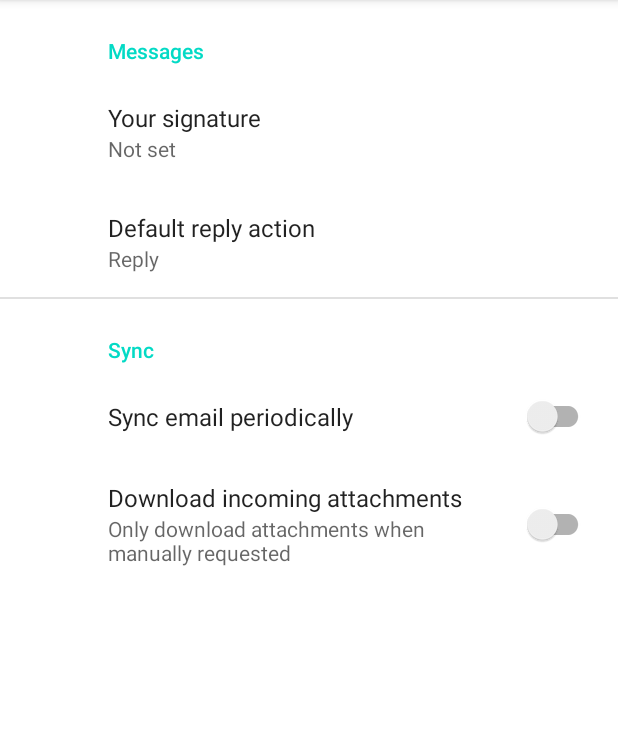
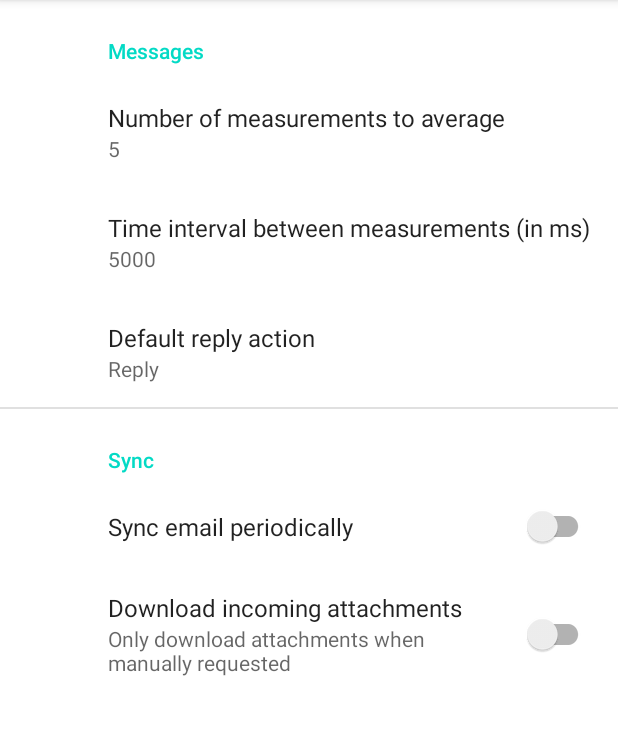
Before and after one commit to Gejsi/Pufferfish, an Android app: the SettingsActivity screen opened directly, with no data from a screen before it, on a phone screen of 412 x 824 dp, the part 84-819 px from its top. Run offline under Robolectric (Android 15) with nearby library versions, the phone set to English and light mode, and no system bars; our stand-ins replace androidx.preference.

```diff
--- a/app/build.gradle
+++ b/app/build.gradle
@@ -39,4 +39,6 @@ dependencies {
     implementation 'com.google.android.libraries.places:places:3.0.0'
     implementation 'com.android.volley:volley:1.2.1'
     implementation 'androidx.preference:preference:1.2.0'
+    implementation 'mil.nga.mgrs:mgrs-android:2.2.2'
+    implementation 'mil.nga:mgrs:2.1.2'
 }
--- a/app/src/main/AndroidManifest.xml
+++ b/app/src/main/AndroidManifest.xml
@@ -2,7 +2,10 @@
 <manifest xmlns:android="http://schemas.android.com/apk/res/android"
     xmlns:tools="http://schemas.android.com/tools">
 
+    <uses-permission android:name="android.permission.ACCESS_COARSE_LOCATION" />
     <uses-permission android:name="android.permission.ACCESS_FINE_LOCATION" />
+    <uses-permission android:name="android.permission.RECORD_AUDIO" />
+
 
     <application
         android:allowBackup="true"
--- a/app/src/main/java/io/gejsi/pufferfish/controllers/SettingsActivity.java
+++ b/app/src/main/java/io/gejsi/pufferfish/controllers/SettingsActivity.java
@@ -24,9 +24,13 @@ public class SettingsActivity extends AppCompatActivity {
     public void onCreatePreferences(Bundle savedInstanceState, String rootKey) {
       setPreferencesFromResource(R.xml.root_preferences, rootKey);
 
-      EditTextPreference signaturePref = findPreference("signature");
-      if (signaturePref != null)
-        signaturePref.setOnBindEditTextListener(editText -> editText.setInputType(InputType.TYPE_CLASS_NUMBER));
+      EditTextPreference averagePref = findPreference("average");
+      if (averagePref != null)
+        averagePref.setOnBindEditTextListener(editText -> editText.setInputType(InputType.TYPE_CLASS_NUMBER));
+
+      EditTextPreference timePref = findPreference("time");
+      if (timePref != null)
+        timePref.setOnBindEditTextListener(editText -> editText.setInputType(InputType.TYPE_CLASS_NUMBER));
     }
   }
 }
--- /dev/null
+++ b/app/src/main/res/drawable/ic_record.xml
@@ -0,0 +1,4 @@
+<vector android:height="24dp" android:viewportHeight="960"
+    android:viewportWidth="960" android:width="24dp" xmlns:android="http://schemas.android.com/apk/res/android">
+    <path android:fillColor="?attr/colorOnSecondary" android:pathData="M440,680q-7,0 -12,-4t-7,-10q-14,-42 -34,-70t-40,-54q-20,-26 -33.5,-54T300,420q0,-58 41,-99t99,-41q58,0 99,41t41,99q0,40 -13.5,68T533,542q-20,26 -40,54t-34,70q-2,6 -7,10t-12,4ZM440,568q9,-14 18,-26t17,-23q23,-30 34,-50t11,-49q0,-33 -23.5,-56.5T440,340q-33,0 -56.5,23.5T360,420q0,29 11,49t34,50q8,11 17,23t18,26ZM440,470q21,0 35.5,-14.5T490,420q0,-21 -14.5,-35.5T440,370q-21,0 -35.5,14.5T390,420q0,21 14.5,35.5T440,470ZM443,844q-152,0 -258,-106T79,480q0,-76 28.5,-142t78,-115.5Q235,173 301,144.5T443,116q76,0 142,28.5t115.5,78Q750,272 778.5,338T807,480v18l70,-70 42,42 -142,142 -142,-142 42,-42 70,70v-18q0,-125 -89.5,-214.5T443,176q-125,0 -214.5,89.5T139,480q0,125 89.5,214.5T443,784q57,0 110.5,-21.5T647,704l43,43q-48,45 -113,71t-134,26ZM440,420Z"/>
+</vector>
--- a/app/src/main/res/xml/root_preferences.xml
+++ b/app/src/main/res/xml/root_preferences.xml
@@ -3,9 +3,16 @@
     <PreferenceCategory app:title="@string/messages_header">
 
         <EditTextPreference
-            app:key="signature"
-            app:title="@string/signature_title"
-            app:useSimpleSummaryProvider="true" />
+            app:key="average"
+            app:title="Number of measurements to average"
+            app:useSimpleSummaryProvider="true"
+            app:defaultValue="5" />
+
+        <EditTextPreference
+            app:key="time"
+            app:title="Time interval between measurements (in ms)"
+            app:useSimpleSummaryProvider="true"
+            app:defaultValue="5000" />
 
         <ListPreference
             app:defaultValue="reply"
```
Also changed, not shown: app/src/main/java/io/gejsi/pufferfish/controllers/MapsActivity.java (+108 -16 lines), app/src/main/java/io/gejsi/pufferfish/models/Measurement.java (added, +43 -0 lines), app/src/main/java/io/gejsi/pufferfish/models/MeasurementType.java (added, +7 -0 lines), app/src/main/java/io/gejsi/pufferfish/utils/AudioHandler.java (added, +27 -0 lines), app/src/main/java/io/gejsi/pufferfish/utils/LocationHandler.java (+8 -34 lines), app/src/main/res/layout/activity_maps.xml (+24 -3 lines).
